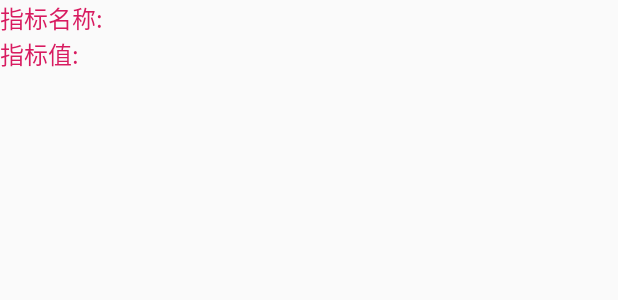
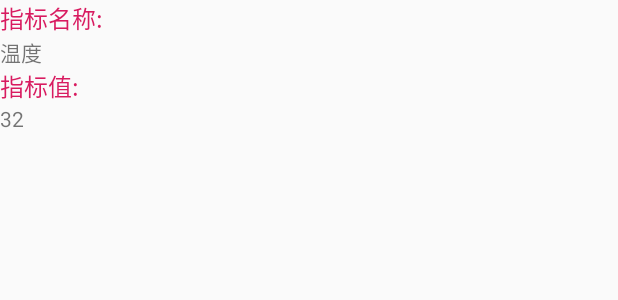
Before and after one commit to xsj321/SmartNeighborhood, an Android app: the layout device_detail_list_item.xml on its own in the app's theme, with its tools: preview values and no code run, on a phone screen of 412 x 824 dp. Shown: the top 300 px of the screen. Run offline under Robolectric (Android 15) with nearby library versions, the phone set to English and light mode, and no system bars.

Commit message:
添加详情页

```diff
--- a/app/src/main/res/layout/device_detail_list_item.xml
+++ b/app/src/main/res/layout/device_detail_list_item.xml
@@ -2,17 +2,22 @@
 <LinearLayout
     xmlns:android="http://schemas.android.com/apk/res/android"
     xmlns:tools="http://schemas.android.com/tools"
-    android:layout_width="200dp"
-    android:layout_height="200dp"
+    android:layout_width="100dp"
+    android:layout_height="100dp"
     android:orientation="vertical"
     >
 
     <TextView
-        android:text="指标名称: "
         style="@style/device_detail_item_text"
         android:layout_width="wrap_content"
-        android:layout_height="wrap_content"/>
+        android:layout_height="wrap_content"
+        android:text="指标名称: " />
 
+    <TextView
+        android:layout_width="wrap_content"
+        android:layout_height="wrap_content"
+        android:id="@+id/value_name"
+        tools:text="温度"/>
 
 
     <TextView
@@ -21,6 +26,11 @@
         android:layout_width="wrap_content"
         android:layout_height="wrap_content"/>
 
+    <TextView
+        android:layout_width="wrap_content"
+        android:layout_height="wrap_content"
+        android:id="@+id/value_value"
+        tools:text="32"/>
 
 
 </LinearLayout>
```
Also changed, not shown: app/src/main/java/com/example/smartagriculture/DetailActivity.java (+46 -0 lines), app/src/main/java/com/example/smartagriculture/DeviceDetailAdapter.java (+30 -3 lines), app/src/main/java/com/example/smartagriculture/Model/Device/Component.java (added, +46 -0 lines), app/src/main/java/com/example/smartagriculture/Model/Device/Device.java (renamed from app/src/main/java/com/example/smartagriculture/Model/Device/Devcie.java, +16 -2 lines), app/src/main/java/com/example/smartagriculture/View/Home/DeviceList/DeviceList.java (+5 -4 lines), app/src/main/java/com/example/smartagriculture/View/Home/DeviceList/MyItemRecyclerViewAdapter.java (+9 -7 lines), app/src/main/res/layout/activity_detail.xml (+6 -2 lines), app/src/main/res/layout/content_detail.xml (+6 -2 lines).
